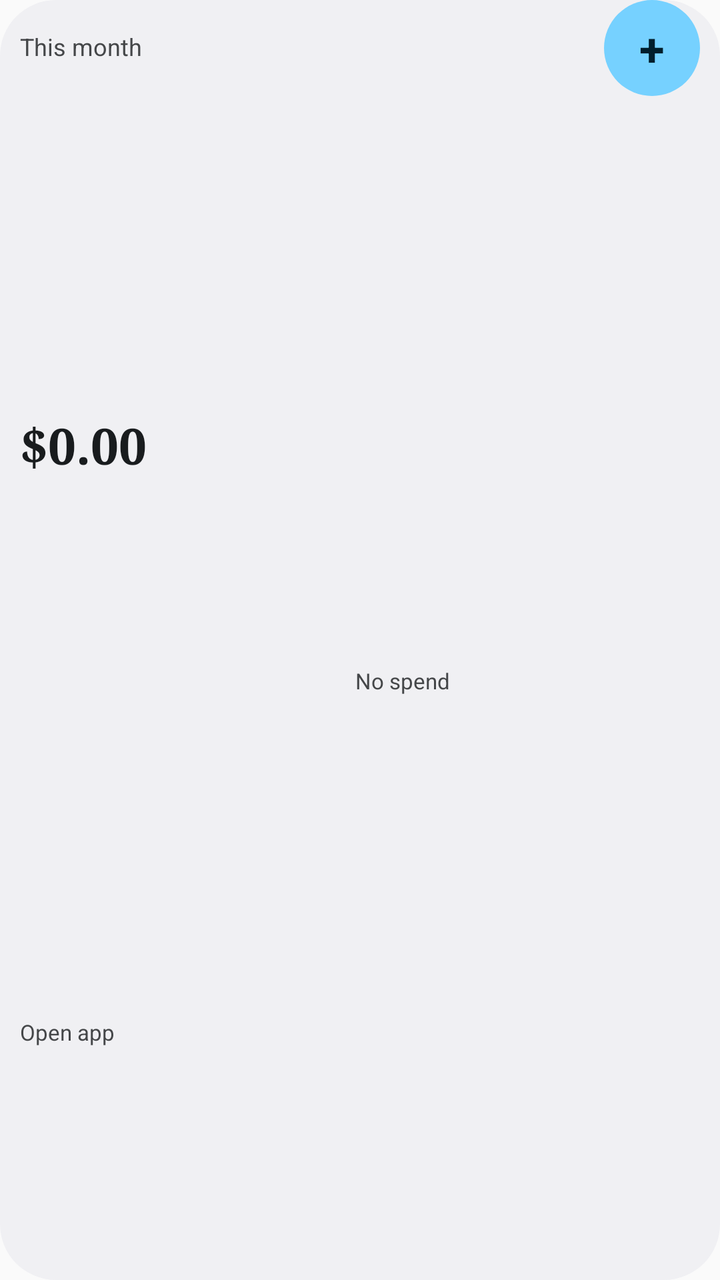
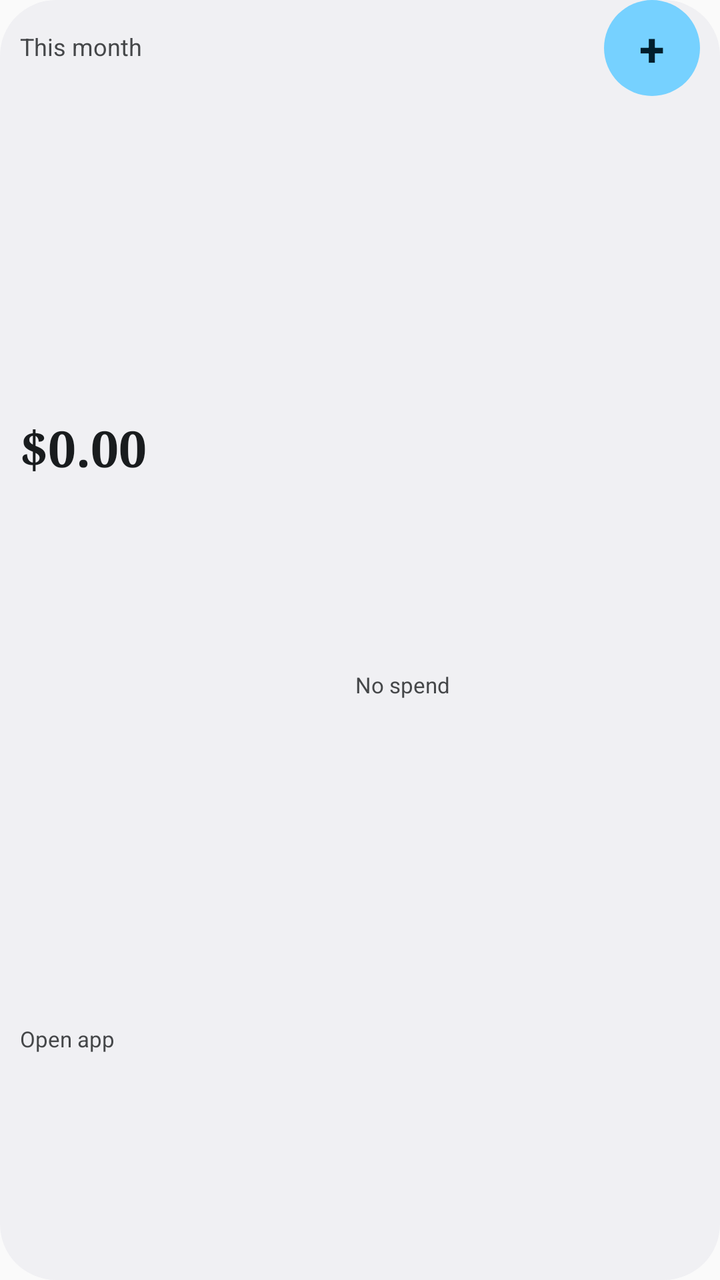

Screens rendered from an Android XML layout before and after an edit, with the pre-edit source and the edit as a unified diff.
<!-- AndroidManifest.xml: application theme AppTheme -->
<!-- res/layout/widget_penny_wide.xml -->
<?xml version="1.0" encoding="utf-8"?>
<LinearLayout xmlns:android="http://schemas.android.com/apk/res/android"
    android:id="@+id/widget_root"
    android:layout_width="match_parent"
    android:layout_height="match_parent"
    android:background="@drawable/widget_penny_card_background"
    android:orientation="vertical"
    android:paddingLeft="10dp"
    android:paddingRight="10dp"
    android:paddingBottom="6dp">

    <LinearLayout
        android:layout_width="match_parent"
        android:layout_height="48dp"
        android:gravity="center_vertical"
        android:orientation="horizontal">

        <TextView
            android:id="@+id/widget_spent_label"
            android:layout_width="0dp"
            android:layout_height="match_parent"
            android:layout_weight="1"
            android:autoSizeMaxTextSize="12sp"
            android:autoSizeMinTextSize="9sp"
            android:autoSizeStepGranularity="1sp"
            android:autoSizeTextType="uniform"
            android:ellipsize="end"
            android:gravity="center_vertical"
            android:includeFontPadding="false"
            android:maxLines="2"
            android:text="@string/widget_spent_this_month"
            android:textColor="@color/widget_on_surface_inverse_muted" />

        <TextView
            android:id="@+id/widget_add_button"
            android:layout_width="48dp"
            android:layout_height="48dp"
            android:background="@drawable/widget_penny_quick_add_background"
            android:contentDescription="@string/widget_quick_add_description"
            android:gravity="center"
            android:text="@string/widget_quick_add"
            android:textColor="@color/widget_on_quick_add"
            android:textSize="23sp"
            android:textStyle="bold" />
    </LinearLayout>

    <LinearLayout
        android:layout_width="match_parent"
        android:layout_height="0dp"
        android:layout_weight="1"
        android:orientation="horizontal">

        <LinearLayout
            android:layout_width="0dp"
            android:layout_height="match_parent"
            android:layout_weight="1"
            android:orientation="vertical"
            android:paddingRight="6dp">

            <TextView
                android:id="@+id/widget_amount"
                android:layout_width="match_parent"
                android:layout_height="0dp"
                android:layout_weight="3"
                android:autoSizeMaxTextSize="25sp"
                android:autoSizeMinTextSize="10sp"
                android:autoSizeStepGranularity="1sp"
                android:autoSizeTextType="uniform"
                android:ellipsize="end"
                android:fontFamily="serif"
                android:gravity="center_vertical"
                android:includeFontPadding="false"
                android:maxLines="1"
                android:text="@string/widget_amount_fallback"
                android:textColor="@color/widget_on_surface_inverse"
                android:textStyle="bold" />

            <TextView
                android:id="@+id/widget_count"
                android:layout_width="match_parent"
                android:layout_height="0dp"
                android:layout_weight="2"
                android:autoSizeMaxTextSize="11sp"
                android:autoSizeMinTextSize="8sp"
                android:autoSizeStepGranularity="1sp"
                android:autoSizeTextType="uniform"
                android:ellipsize="end"
                android:gravity="center_vertical"
                android:includeFontPadding="false"
                android:maxLines="1"
                android:text="@string/widget_open_app"
                android:textColor="@color/widget_on_surface_inverse_muted" />
        </LinearLayout>

        <TextView
            android:id="@+id/widget_categories"
            android:layout_width="0dp"
            android:layout_height="match_parent"
            android:layout_weight="1.1"
            android:autoSizeMaxTextSize="11sp"
            android:autoSizeMinTextSize="6sp"
            android:autoSizeStepGranularity="1sp"
            android:autoSizeTextType="uniform"
            android:ellipsize="end"
            android:gravity="center_vertical"
            android:includeFontPadding="false"
            android:maxLines="2"
            android:paddingLeft="6dp"
            android:text="@string/widget_no_spend"
            android:textColor="@color/widget_on_surface_inverse_muted" />
    </LinearLayout>
</LinearLayout>
<!-- resources referenced by this layout -->
<resources>
  <color name="widget_on_quick_add">#002117</color>
  <color name="widget_on_surface_inverse">#1A1C1A</color>
  <color name="widget_on_surface_inverse_muted">#454945</color>
  <!-- drawable widget_penny_card_background (drawable) -->
  <?xml version="1.0" encoding="utf-8"?>
  <shape xmlns:android="http://schemas.android.com/apk/res/android" android:shape="rectangle">
      <solid android:color="@color/widget_surface_inverse" />
      <corners android:radius="28dp" />
  </shape>
  <!-- drawable widget_penny_quick_add_background (drawable) -->
  <?xml version="1.0" encoding="utf-8"?>
  <shape xmlns:android="http://schemas.android.com/apk/res/android" android:shape="rectangle">
      <solid android:color="@color/widget_quick_add" />
      <corners android:radius="24dp" />
  </shape>
  <string name="widget_amount_fallback">$0.00</string>
  <string name="widget_no_spend">No spend</string>
  <string name="widget_open_app">Open app</string>
  <string name="widget_quick_add">+</string>
  <string name="widget_quick_add_description">Add a transaction</string>
  <string name="widget_spent_this_month">This month</string>
  <style name="AppTheme" parent="android:style/Theme.Material.Light.NoActionBar">
          <item name="android:statusBarColor">@android:color/transparent</item>
          <item name="android:navigationBarColor">@android:color/transparent</item>
          <item name="android:windowLightStatusBar">true</item>
      </style>
  <color name="widget_surface_inverse">#F6F7F4</color>
  <color name="widget_quick_add">#B6F2D2</color>
</resources>

<!-- the commit's change to res/layout/widget_penny_wide.xml (unified diff, before → after) -->
@@ -7,7 +7,7 @@
     android:orientation="vertical"
     android:paddingLeft="10dp"
     android:paddingRight="10dp"
-    android:paddingBottom="6dp">
+    android:paddingBottom="2dp">
 
     <LinearLayout
         android:layout_width="match_parent"
@@ -37,10 +37,13 @@
             android:layout_height="48dp"
             android:background="@drawable/widget_penny_quick_add_background"
             android:contentDescription="@string/widget_quick_add_description"
+            android:autoSizeMaxTextSize="23sp"
+            android:autoSizeMinTextSize="14sp"
+            android:autoSizeStepGranularity="1sp"
+            android:autoSizeTextType="uniform"
             android:gravity="center"
             android:text="@string/widget_quick_add"
             android:textColor="@color/widget_on_quick_add"
-            android:textSize="23sp"
             android:textStyle="bold" />
     </LinearLayout>
 
@@ -63,7 +66,7 @@
                 android:layout_height="0dp"
                 android:layout_weight="3"
                 android:autoSizeMaxTextSize="25sp"
-                android:autoSizeMinTextSize="10sp"
+                android:autoSizeMinTextSize="8sp"
                 android:autoSizeStepGranularity="1sp"
                 android:autoSizeTextType="uniform"
                 android:ellipsize="end"
@@ -98,13 +101,13 @@
             android:layout_height="match_parent"
             android:layout_weight="1.1"
             android:autoSizeMaxTextSize="11sp"
-            android:autoSizeMinTextSize="6sp"
+            android:autoSizeMinTextSize="7sp"
             android:autoSizeStepGranularity="1sp"
             android:autoSizeTextType="uniform"
             android:ellipsize="end"
             android:gravity="center_vertical"
             android:includeFontPadding="false"
-            android:maxLines="2"
+            android:maxLines="3"
             android:paddingLeft="6dp"
             android:text="@string/widget_no_spend"
             android:textColor="@color/widget_on_surface_inverse_muted" />
